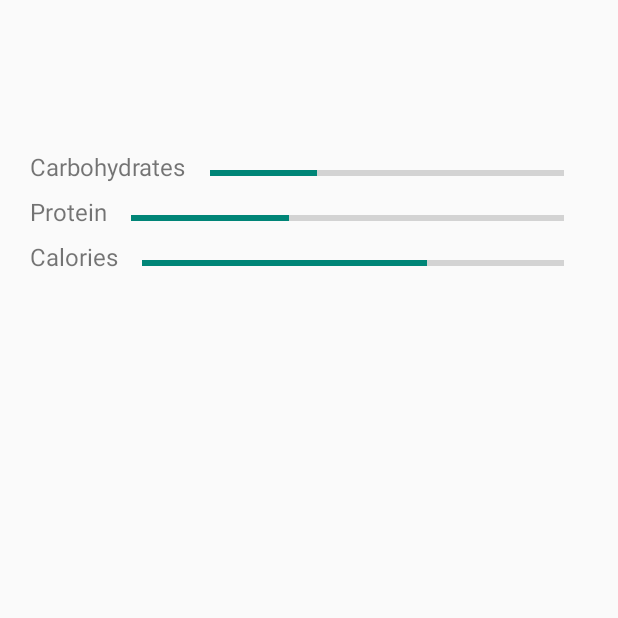
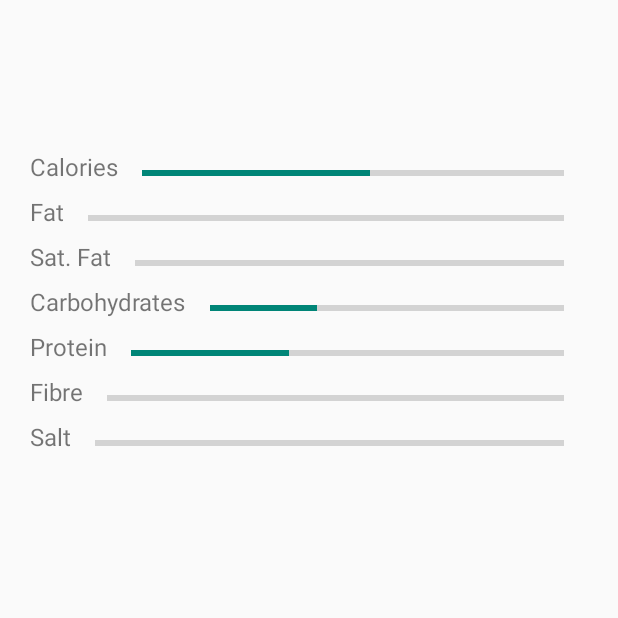
Before and after one commit to Sharkywrecks/MyTracker, an Android app: the FoodTrackerActivity screen opened directly, with no data from a screen before it, on a phone screen of 412 x 824 dp, the top half of it. Run offline under Robolectric (Android 15) with nearby library versions, the light colour scheme and no system bars; our stand-ins replace Firebase (no records; nobody signed in at launch, a user with empty details on screens opened directly).

Commit message:
food tracker layout

```diff
--- a/app/src/main/java/com/TrackManInc/mytracker/FoodTrackerActivity.java
+++ b/app/src/main/java/com/TrackManInc/mytracker/FoodTrackerActivity.java
@@ -3,13 +3,29 @@ package com.TrackManInc.mytracker;
 import android.os.Bundle;
 import android.widget.ProgressBar;
 
+import androidx.annotation.NonNull;
 import androidx.appcompat.app.AppCompatActivity;
+
+import com.TrackManInc.mytracker.Model.Nutrients;
+import com.TrackManInc.mytracker.Model.Users;
+import com.TrackManInc.mytracker.Prevalent.Prevalent;
+import com.google.firebase.database.DataSnapshot;
+import com.google.firebase.database.DatabaseError;
+import com.google.firebase.database.DatabaseReference;
+import com.google.firebase.database.FirebaseDatabase;
+import com.google.firebase.database.ValueEventListener;
 
 
 public class FoodTrackerActivity extends AppCompatActivity {
 
-    private ProgressBar calorieBar, proteinBar, carbsBar;
-    private Integer calorieVal, proteinVal, carbsVal, calorieTarget, proteinTarget, carbsTarget;
+    private ProgressBar calorieBar, proteinBar, carbsBar, fibreBar, saltBar;
+    private int calorieVal=0;
+    private int proteinVal=0;
+    private int carbsVal=0;
+    private int fibreVal=0;
+    private int saltVal=0;
+    private int fatVal=0;
+    private int calorieTarget, proteinTarget, carbsTarget, fibreTarget, saltTarget;
 
     @Override
     protected void onCreate(Bundle savedInstanceState) {
@@ -17,7 +33,7 @@ public class FoodTrackerActivity extends AppCompatActivity {
         setContentView(R.layout.activity_food_tracker);
 
         //temp values//
-        calorieTarget = 2000;
+        calorieTarget = 2500;
         proteinTarget = 55;
         carbsTarget = 333;
         calorieVal = 1350;
@@ -42,6 +58,29 @@ public class FoodTrackerActivity extends AppCompatActivity {
 
     }
 
+    private String retrieveNutrients(String formattedDate) {
+        final String[] totalMoney = {""};
+        final DatabaseReference RootRef = FirebaseDatabase.getInstance().getReference();
+        final DatabaseReference nutrientRef = RootRef.child("User Foods").child(Prevalent.currentOnlineUser.getEmail()).child(formattedDate);
+        nutrientRef.addValueEventListener(new ValueEventListener() {
+            @Override
+            public void onDataChange(@NonNull DataSnapshot snapshot) {
+                for(DataSnapshot nutrientDS:snapshot.getChildren()){
+                    Nutrients usersNutrients = nutrientDS.getValue(Nutrients.class);
+                    carbsVal+=Integer.parseInt(usersNutrients.getCarbohydrates());
+                    proteinVal += Integer.parseInt(usersNutrients.getProtein());
+                    fatVal += Integer.parseInt(usersNutrients.getFat());
+                    saltVal += Integer.parseInt(usersNutrients.getSalt());
+                    fibreVal += Integer.parseInt(usersNutrients.getFibre());
 
+                }
+            }
+
+            @Override
+            public void onCancelled(@NonNull DatabaseError error) {
+
+            }
+        })
+    }
 
 }
--- a/app/src/main/res/layout/activity_food_tracker.xml
+++ b/app/src/main/res/layout/activity_food_tracker.xml
@@ -14,6 +14,64 @@
         android:layout_marginTop="100dp"
         android:layout_marginStart="20dp"
         android:layout_marginEnd="20dp">
+
+        <LinearLayout
+            android:layout_width="match_parent"
+            android:layout_height="30dp"
+            android:orientation="horizontal">
+
+            <TextView
+                android:id="@+id/calorieLabel"
+                android:layout_width="wrap_content"
+                android:layout_height="match_parent"
+                android:text="Calories"
+                android:textSize="16sp" />
+
+            <ProgressBar
+                android:id="@+id/calorieBar"
+                style="?android:attr/progressBarStyleHorizontal"
+                android:layout_width="match_parent"
+                android:layout_height="match_parent"
+                android:padding="16dp" />
+        </LinearLayout>
+
+        <LinearLayout
+            android:layout_width="match_parent"
+            android:layout_height="30dp"
+            android:orientation="horizontal">
+
+            <TextView
+                android:id="@+id/fatLabel"
+                android:layout_width="wrap_content"
+                android:layout_height="match_parent"
+                android:text="Fat"
+                android:textSize="16sp" />
+
+            <ProgressBar
+                android:id="@+id/fatBar"
+                style="?android:attr/progressBarStyleHorizontal"
+                android:layout_width="match_parent"
+                android:layout_height="match_parent"
+                android:padding="16dp" />
+        </LinearLayout>
+        <LinearLayout
+            android:layout_width="match_parent"
+            android:layout_height="30dp"
+            android:orientation="horizontal">
+
+            <TextView
+                android:id="@+id/satFatLabel"
+                android:layout_width="wrap_content"
+                android:layout_height="match_parent"
+                android:text="Sat. Fat"
+                android:textSize="16sp" />
+            <ProgressBar
+                android:id="@+id/satFatBar"
+                style="?android:attr/progressBarStyleHorizontal"
+                android:layout_width="match_parent"
+                android:layout_height="match_parent"
+                android:padding="16dp" />
+        </LinearLayout>
 
         <LinearLayout
         android:layout_width="match_parent"
@@ -63,13 +121,31 @@
             android:orientation="horizontal">
 
             <TextView
-            android:id="@+id/calorieLabel"
+                android:id="@+id/fibreLabel"
                 android:layout_width="wrap_content"
                 android:layout_height="match_parent"
-            android:text="Calories"
+                android:text="Fibre"
                 android:textSize="16sp" />
             <ProgressBar
-        android:id="@+id/calorieBar"
+                android:id="@+id/fibreBar"
+                style="?android:attr/progressBarStyleHorizontal"
+                android:layout_width="match_parent"
+                android:layout_height="match_parent"
+                android:padding="16dp" />
+        </LinearLayout>
+        <LinearLayout
+            android:layout_width="match_parent"
+            android:layout_height="30dp"
+            android:orientation="horizontal">
+
+            <TextView
+                android:id="@+id/saltLabel"
+                android:layout_width="wrap_content"
+                android:layout_height="match_parent"
+                android:text="Salt"
+                android:textSize="16sp" />
+            <ProgressBar
+                android:id="@+id/saltBar"
                 style="?android:attr/progressBarStyleHorizontal"
                 android:layout_width="match_parent"
                 android:layout_height="match_parent"
```
Also changed, not shown: app/src/main/java/com/TrackManInc/mytracker/Model/Nutrients.java (added, +61 -0 lines). Lines whose indentation alone changed are shown as unchanged.
